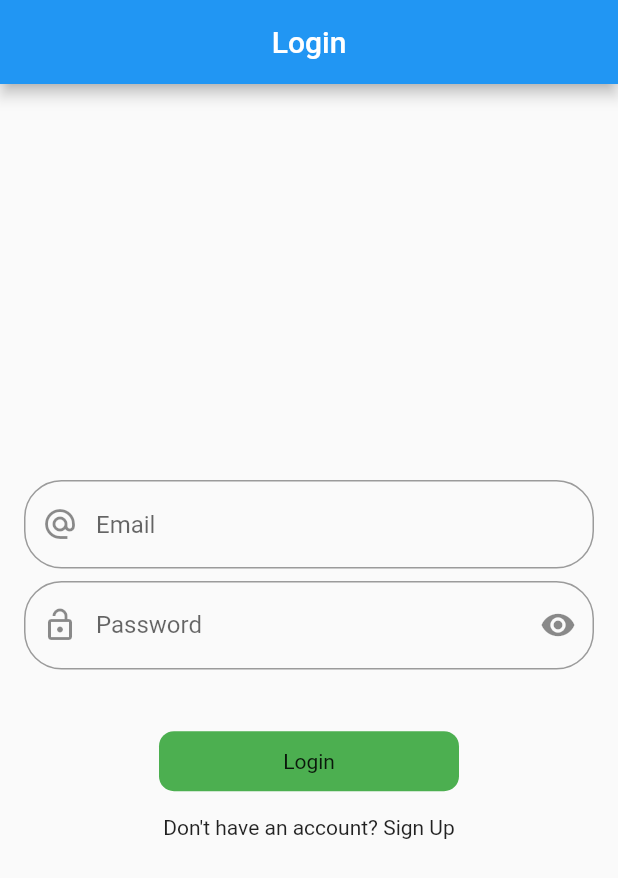
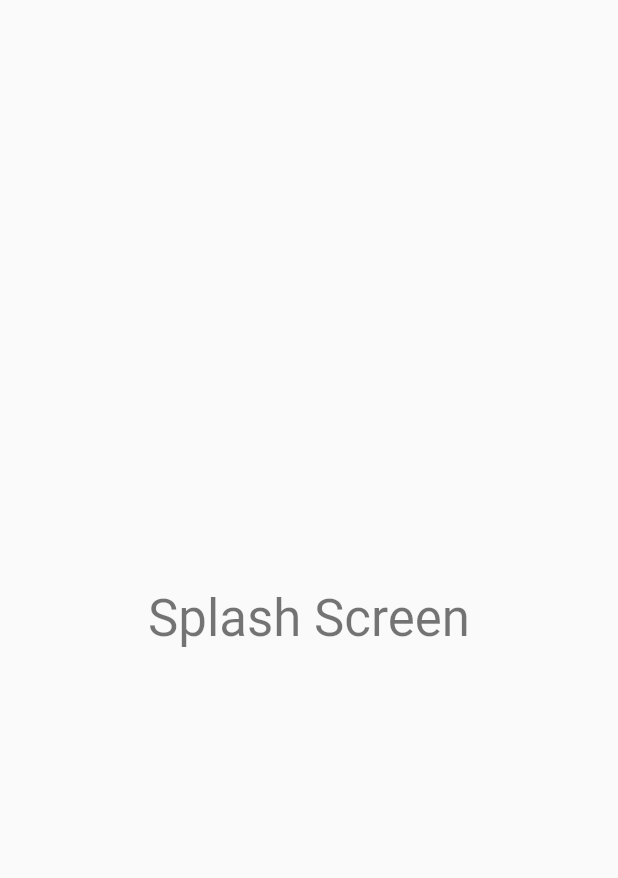
Before and after one commit to toh1n/flutter_mvvm_example, a Flutter app: the first screen one second after launch, on a phone screen of 412 x 824 dp. Shown: the top 878 px of the screen. Run offline on Flutter 3.47's test engine with Material 2 defaults, Android fonts, the phone set to English and light mode, and no system bars; our stand-ins replace another_flushbar, fluttertoast, shared_preferences.

```diff
--- a/lib/main.dart
+++ b/lib/main.dart
@@ -2,6 +2,7 @@ import 'package:flutter/material.dart';
 import 'package:flutter_mvvm_example/utils/routes/routes.dart';
 import 'package:flutter_mvvm_example/utils/routes/routes_name.dart';
 import 'package:flutter_mvvm_example/view_model/auth_view_model.dart';
+import 'package:flutter_mvvm_example/view_model/user_view_model.dart';
 import 'package:provider/provider.dart';
 
 void main() {
@@ -16,11 +17,12 @@ class MyApp extends StatelessWidget {
     return MultiProvider(
       providers: [
         ChangeNotifierProvider(create: (_) => AuthViewModel()),
+        ChangeNotifierProvider(create: (_) => UserViewModel()),
 
       ],
       builder: (context, child) {
         return const MaterialApp(
-          initialRoute: RoutesName.login,
+          initialRoute: RoutesName.splash,
           onGenerateRoute: Routes.generateRoute,
         );
       },
--- /dev/null
+++ b/lib/model/user_model.dart
@@ -0,0 +1,15 @@
+class UserModel {
+  String? token;
+
+  UserModel({this.token});
+
+  UserModel.fromJson(Map<String, dynamic> json) {
+    token = json['token'];
+  }
+
+  Map<String, dynamic> toJson() {
+    final Map<String, dynamic> data = <String, dynamic>{};
+    data['token'] = token;
+    return data;
+  }
+}
--- a/lib/utils/routes/routes.dart
+++ b/lib/utils/routes/routes.dart
@@ -3,6 +3,7 @@ import 'package:flutter_mvvm_example/utils/routes/routes_name.dart';
 import 'package:flutter_mvvm_example/view/home_view.dart';
 import 'package:flutter_mvvm_example/view/login_view.dart';
 import 'package:flutter_mvvm_example/view/sign_up_view.dart';
+import 'package:flutter_mvvm_example/view/splash_view.dart';
 
 class Routes{
   static Route<dynamic> generateRoute(RouteSettings settings){
@@ -14,6 +15,8 @@ class Routes{
         return MaterialPageRoute(builder: (BuildContext context) => const LoginView());
       case RoutesName.signUp :
         return MaterialPageRoute(builder: (BuildContext context) => const SignUpView());
+      case RoutesName.splash :
+        return MaterialPageRoute(builder: (BuildContext context) => const SplashView());
 
       default :
         return MaterialPageRoute(builder: (_){
--- a/lib/utils/routes/routes_name.dart
+++ b/lib/utils/routes/routes_name.dart
@@ -7,5 +7,7 @@ class RoutesName{
 
   static const String signUp = 'sign_up_view';
 
+  static const String splash = 'splash_view';
+
 
 }
--- /dev/null
+++ b/lib/view/splash_view.dart
@@ -0,0 +1,34 @@
+import 'package:flutter/material.dart';
+import 'package:flutter_mvvm_example/view_model/services/splash_services.dart';
+
+class SplashView extends StatefulWidget {
+  const SplashView({super.key});
+
+  @override
+  State<SplashView> createState() => _SplashViewState();
+}
+
+class _SplashViewState extends State<SplashView> {
+
+  SplashService auth = SplashService();
+
+  @override
+  void initState() {
+    super.initState();
+
+    auth.checkAuthentication(context);
+  }
+
+
+  @override
+  Widget build(BuildContext context) {
+    return Scaffold(
+      body: Center(
+        child: Text(
+          "Splash Screen",
+          style: Theme.of(context).textTheme.headlineMedium,
+        ),
+      ),
+    );
+  }
+}
--- a/pubspec.yaml
+++ b/pubspec.yaml
@@ -39,6 +39,7 @@ dependencies:
   fluttertoast: ^8.2.2
   another_flushbar: ^1.12.30
   provider: ^6.0.5
+  shared_preferences: ^2.2.1
 
 dev_dependencies:
   flutter_test:
```
Also changed, not shown: lib/view/home_view.dart (+11 -3 lines), lib/view_model/auth_view_model.dart (+13 -0 lines), lib/view_model/services/splash_services.dart (added, +31 -0 lines), lib/view_model/user_view_model.dart (added, +27 -0 lines), pubspec.lock.
